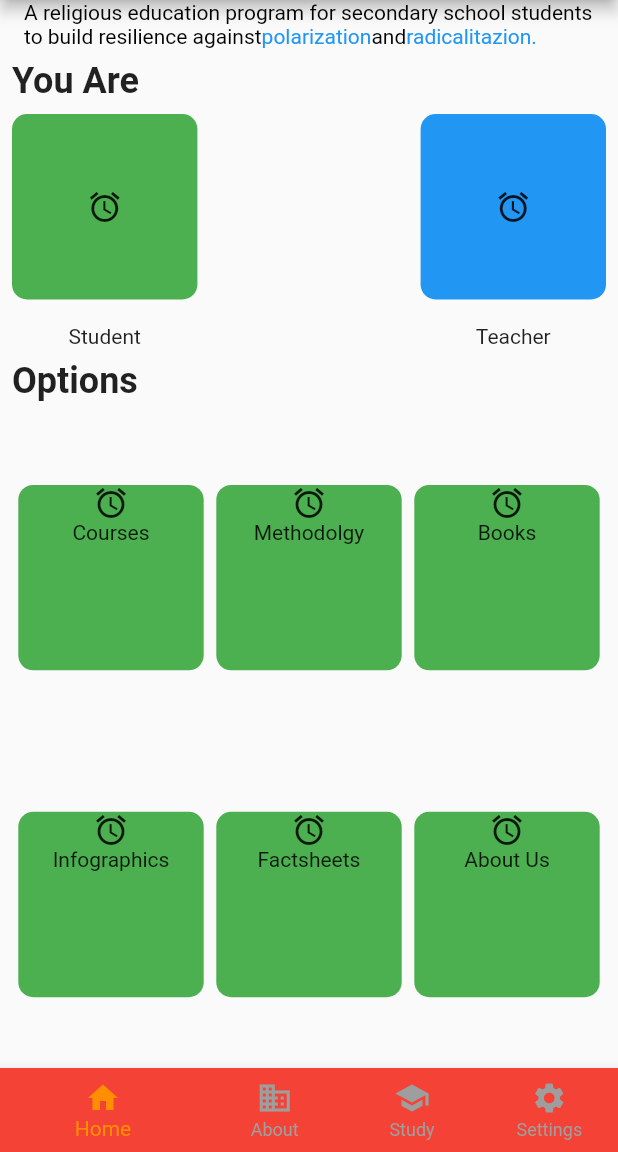
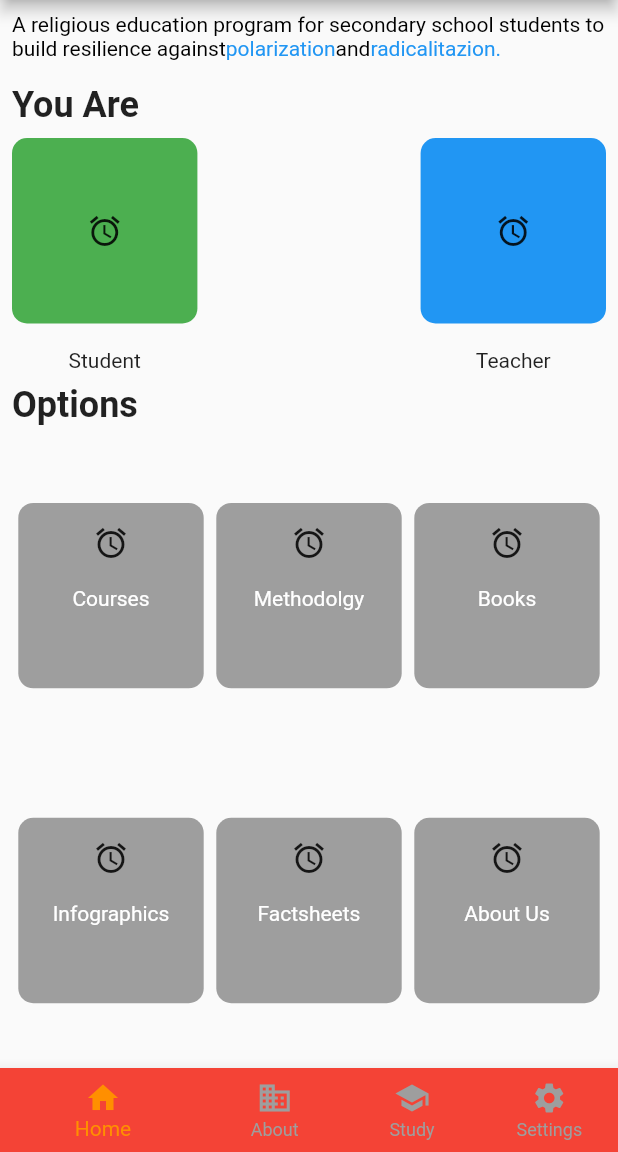
Before and after one commit to emircaglar/campus, a Flutter app: the screen it shows after launch, on a phone screen of 412 x 824 dp, the part 84-1236 px from its top. Run offline on Flutter 3.47's test engine with Material 2 defaults, Android fonts, the phone set to English and light mode, and no system bars.

Commit message:
campus container create

```diff
--- a/lib/home.dart
+++ b/lib/home.dart
@@ -12,7 +12,7 @@ class Home extends StatelessWidget {
         child: Column(
           children: [
             Padding(
-              padding: const EdgeInsets.symmetric(horizontal: 8.0),
+              padding: const EdgeInsets.symmetric(vertical: 8.0),
               child: RichText(
                 text: TextSpan(
                   text:
@@ -142,9 +142,15 @@ class HomeoptionsContainer extends StatelessWidget {
   Widget build(BuildContext context) {
     return Container(
       decoration: BoxDecoration(
-          borderRadius: BorderRadius.circular(10), color: Colors.green),
-      child: Column(
-        children: [Icon(buttomIcon), Text(bottumText)],
+          borderRadius: BorderRadius.circular(10), color: Colors.grey),
+      child: Padding(
+        padding: const EdgeInsets.symmetric(vertical: 15.0),
+        child: Column(
+          children: [
+            Icon(buttomIcon),
+            SizedBox(height: media.height * 0.02),
+            Text(bottumText,style: TextStyle(color: Colors.white),)],
+        ),
       ),
       width: media.width * .3,
       height: media.height * .15,
```
